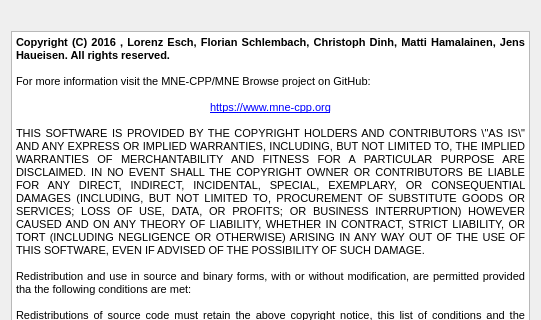
Old version of the form applications/mne_browse/Windows/aboutwindow.ui in the repository mne-tools/mne-cpp; both pictures show x 0 to 541 and y 0 to 320 of the 541 by 708 pixel window.
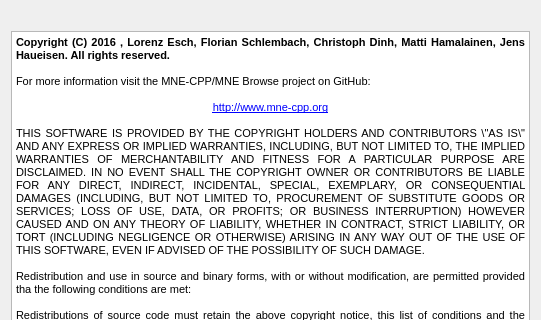
New version of the form. Icons and pictures are not drawn.

The edit to the form file:
```diff
--- a/applications/mne_browse/Windows/aboutwindow.ui
+++ b/applications/mne_browse/Windows/aboutwindow.ui
@@ -74,7 +74,7 @@
 &lt;p align=&quot;justify&quot; style=&quot;-qt-paragraph-type:empty; margin-top:0px; margin-bottom:0px; margin-left:0px; margin-right:0px; -qt-block-indent:0; text-indent:0px; font-size:8pt;&quot;&gt;&lt;br /&gt;&lt;/p&gt;
 &lt;p align=&quot;justify&quot; style=&quot; margin-top:0px; margin-bottom:0px; margin-left:0px; margin-right:0px; -qt-block-indent:0; text-indent:0px;&quot;&gt;&lt;span style=&quot; font-size:8pt;&quot;&gt;For more information visit the MNE-CPP/MNE Browse project on GitHub:&lt;/span&gt;&lt;/p&gt;
 &lt;p align=&quot;justify&quot; style=&quot;-qt-paragraph-type:empty; margin-top:0px; margin-bottom:0px; margin-left:0px; margin-right:0px; -qt-block-indent:0; text-indent:0px; font-size:8pt;&quot;&gt;&lt;br /&gt;&lt;/p&gt;
-&lt;p align=&quot;center&quot; style=&quot; margin-top:0px; margin-bottom:0px; margin-left:0px; margin-right:0px; -qt-block-indent:0; text-indent:0px;&quot;&gt;&lt;a href=&quot;https://www.mne-cpp.org&quot;&gt;&lt;span style=&quot; font-size:8pt; text-decoration: underline; color:#0000ff;&quot;&gt;https://www.mne-cpp.org&lt;/span&gt;&lt;/a&gt;&lt;/p&gt;
+&lt;p align=&quot;center&quot; style=&quot; margin-top:0px; margin-bottom:0px; margin-left:0px; margin-right:0px; -qt-block-indent:0; text-indent:0px;&quot;&gt;&lt;a href=&quot;http://www.mne-cpp.org&quot;&gt;&lt;span style=&quot; font-size:8pt; text-decoration: underline; color:#0000ff;&quot;&gt;http://www.mne-cpp.org&lt;/span&gt;&lt;/a&gt;&lt;/p&gt;
 &lt;p align=&quot;justify&quot; style=&quot;-qt-paragraph-type:empty; margin-top:0px; margin-bottom:0px; margin-left:0px; margin-right:0px; -qt-block-indent:0; text-indent:0px; font-size:8pt;&quot;&gt;&lt;br /&gt;&lt;/p&gt;
 &lt;p align=&quot;justify&quot; style=&quot; margin-top:0px; margin-bottom:0px; margin-left:0px; margin-right:0px; -qt-block-indent:0; text-indent:0px;&quot;&gt;&lt;span style=&quot; font-size:8pt;&quot;&gt;THIS SOFTWARE IS PROVIDED BY THE COPYRIGHT HOLDERS AND CONTRIBUTORS \&amp;quot;AS IS\&amp;quot; AND ANY EXPRESS OR IMPLIED WARRANTIES, INCLUDING, BUT NOT LIMITED TO, THE IMPLIED WARRANTIES OF MERCHANTABILITY AND FITNESS FOR A PARTICULAR PURPOSE ARE DISCLAIMED. IN NO EVENT SHALL THE COPYRIGHT OWNER OR CONTRIBUTORS BE LIABLE FOR ANY DIRECT, INDIRECT, INCIDENTAL, SPECIAL, EXEMPLARY, OR CONSEQUENTIAL DAMAGES (INCLUDING, BUT NOT LIMITED TO, PROCUREMENT OF SUBSTITUTE GOODS OR SERVICES; LOSS OF USE, DATA, OR PROFITS; OR BUSINESS INTERRUPTION) HOWEVER CAUSED AND ON ANY THEORY OF LIABILITY, WHETHER IN CONTRACT, STRICT LIABILITY, OR TORT (INCLUDING NEGLIGENCE OR OTHERWISE) ARISING IN ANY WAY OUT OF THE USE OF THIS SOFTWARE, EVEN IF ADVISED OF THE POSSIBILITY OF SUCH DAMAGE.&lt;/span&gt;&lt;/p&gt;
 &lt;p align=&quot;justify&quot; style=&quot;-qt-paragraph-type:empty; margin-top:0px; margin-bottom:0px; margin-left:0px; margin-right:0px; -qt-block-indent:0; text-indent:0px; font-size:8pt;&quot;&gt;&lt;br /&gt;&lt;/p&gt;
```
